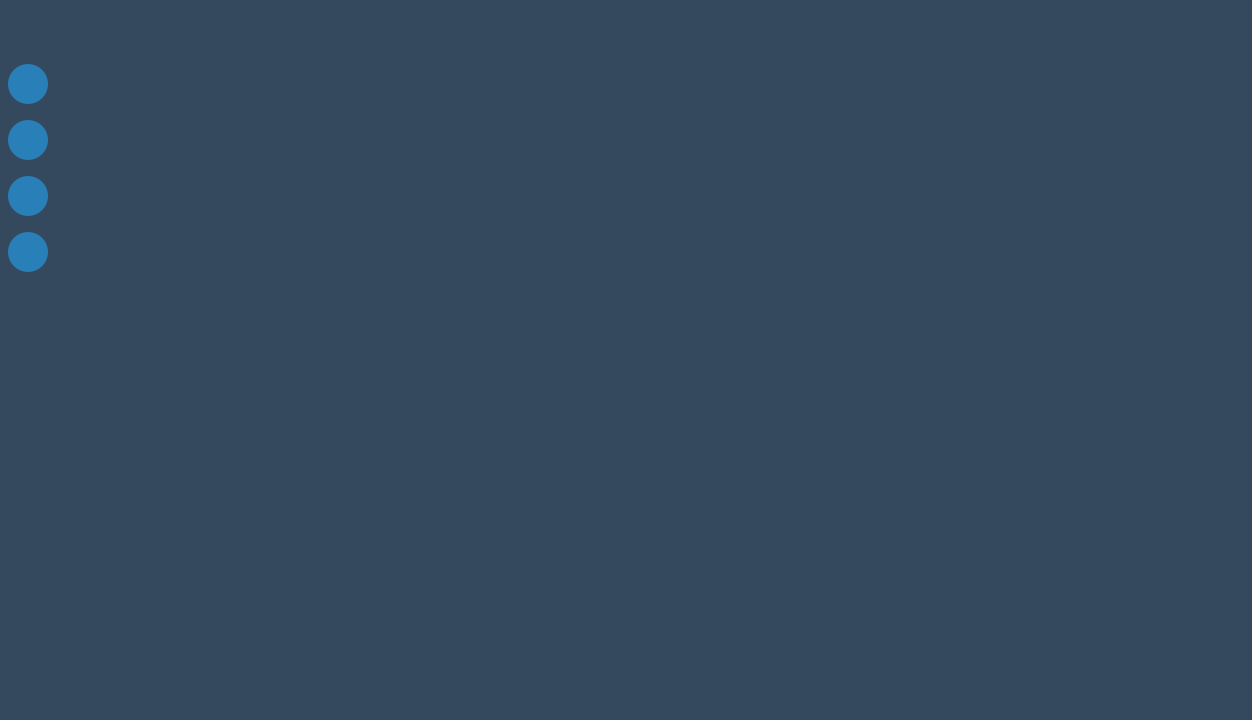
The window that Design/UI/dashboard.ui (newprev/PrevCliente) describes before a commit, drawn with Qt 5.
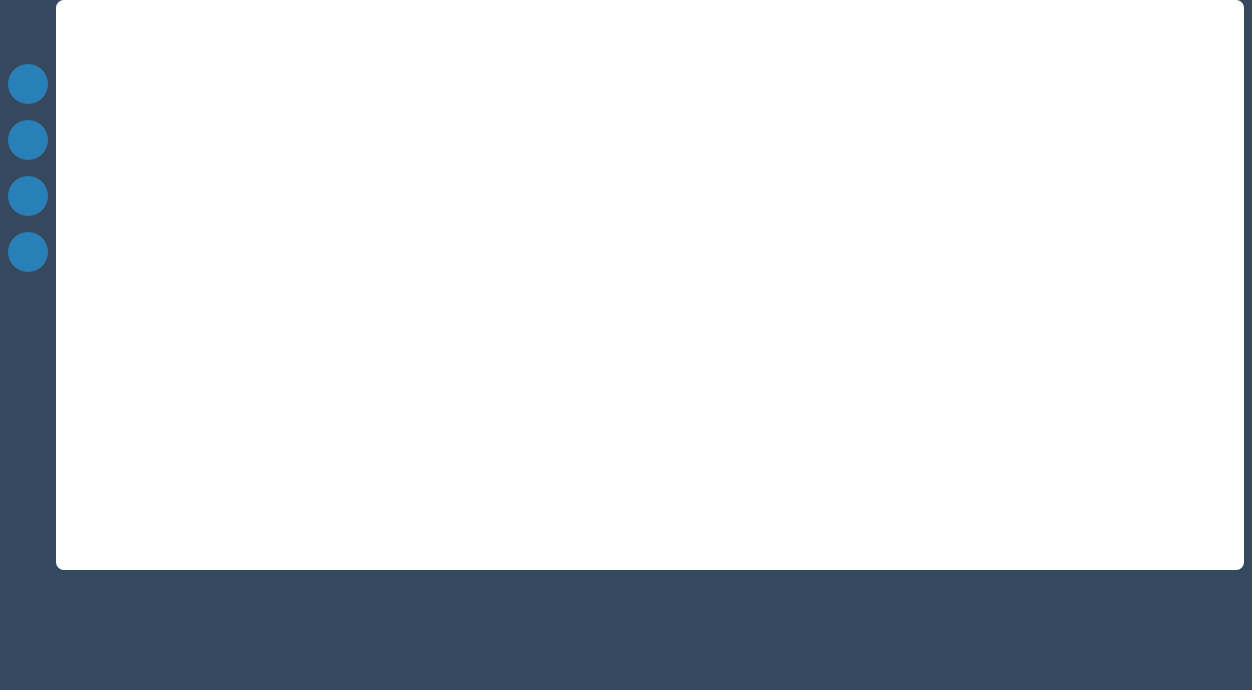
The same window after the commit. Icons and pictures are not drawn.

Patch:
```diff
--- a/Design/UI/dashboard.ui
+++ b/Design/UI/dashboard.ui
@@ -7,7 +7,7 @@
     <x>0</x>
     <y>0</y>
     <width>1252</width>
-    <height>720</height>
+    <height>690</height>
    </rect>
   </property>
   <property name="sizePolicy">
@@ -19,7 +19,7 @@
   <property name="minimumSize">
    <size>
     <width>0</width>
-    <height>720</height>
+    <height>690</height>
    </size>
   </property>
   <property name="windowTitle">
@@ -37,6 +37,12 @@
 	background-color: transparent;
 }
 
+/*---------------------------- Frame ------------------------------------------*/
+#frMain{
+	background-color: transparent;
+	border-radius: 8px;
+}
+
 /*---------------------------- Push Buttons ------------------------------------------*/
 
 #pbConfig, #pbHome, 
@@ -80,7 +86,7 @@
 /*---------------------------- StackWidget ------------------------------------------*/
 
 #stkMainDashBoard{
-	background-color: transparent;
+	background-color: white;
 	border-radius: 8px;
 }</string>
   </property>
@@ -94,7 +100,7 @@
    <property name="minimumSize">
     <size>
      <width>0</width>
-     <height>720</height>
+     <height>690</height>
     </size>
    </property>
    <layout class="QHBoxLayout" name="horizontalLayout">
@@ -116,7 +122,7 @@
     <item>
      <widget class="QFrame" name="frame">
       <property name="sizePolicy">
-       <sizepolicy hsizetype="Preferred" vsizetype="Minimum">
+       <sizepolicy hsizetype="Preferred" vsizetype="Preferred">
         <horstretch>0</horstretch>
         <verstretch>0</verstretch>
        </sizepolicy>
@@ -124,7 +130,7 @@
       <property name="minimumSize">
        <size>
         <width>0</width>
-        <height>720</height>
+        <height>690</height>
        </size>
       </property>
       <property name="frameShape">
@@ -152,7 +158,7 @@
        <item>
         <widget class="QFrame" name="frMain">
          <property name="sizePolicy">
-          <sizepolicy hsizetype="Preferred" vsizetype="Minimum">
+          <sizepolicy hsizetype="Preferred" vsizetype="Preferred">
            <horstretch>0</horstretch>
            <verstretch>0</verstretch>
           </sizepolicy>
@@ -160,7 +166,7 @@
          <property name="minimumSize">
           <size>
            <width>0</width>
-           <height>600</height>
+           <height>570</height>
           </size>
          </property>
          <property name="frameShape">
@@ -185,7 +191,7 @@
           <property name="bottomMargin">
            <number>0</number>
           </property>
-          <item>
+          <item alignment="Qt::AlignTop">
            <widget class="QFrame" name="frMainLeft">
             <property name="sizePolicy">
              <sizepolicy hsizetype="Preferred" vsizetype="Minimum">
@@ -196,7 +202,7 @@
             <property name="minimumSize">
              <size>
               <width>0</width>
-              <height>600</height>
+              <height>300</height>
              </size>
             </property>
             <property name="frameShape">
@@ -316,7 +322,7 @@
           <item>
            <widget class="QStackedWidget" name="stkMainDashBoard">
             <property name="sizePolicy">
-             <sizepolicy hsizetype="Preferred" vsizetype="MinimumExpanding">
+             <sizepolicy hsizetype="Preferred" vsizetype="Expanding">
               <horstretch>0</horstretch>
               <verstretch>0</verstretch>
              </sizepolicy>
@@ -324,7 +330,7 @@
             <property name="minimumSize">
              <size>
               <width>0</width>
-              <height>600</height>
+              <height>550</height>
              </size>
             </property>
            </widget>
@@ -332,10 +338,10 @@
          </layout>
         </widget>
        </item>
-       <item alignment="Qt::AlignTop">
+       <item alignment="Qt::AlignBottom">
         <widget class="QFrame" name="frBottom">
          <property name="sizePolicy">
-          <sizepolicy hsizetype="Maximum" vsizetype="Maximum">
+          <sizepolicy hsizetype="Maximum" vsizetype="Preferred">
            <horstretch>0</horstretch>
            <verstretch>0</verstretch>
           </sizepolicy>
```
